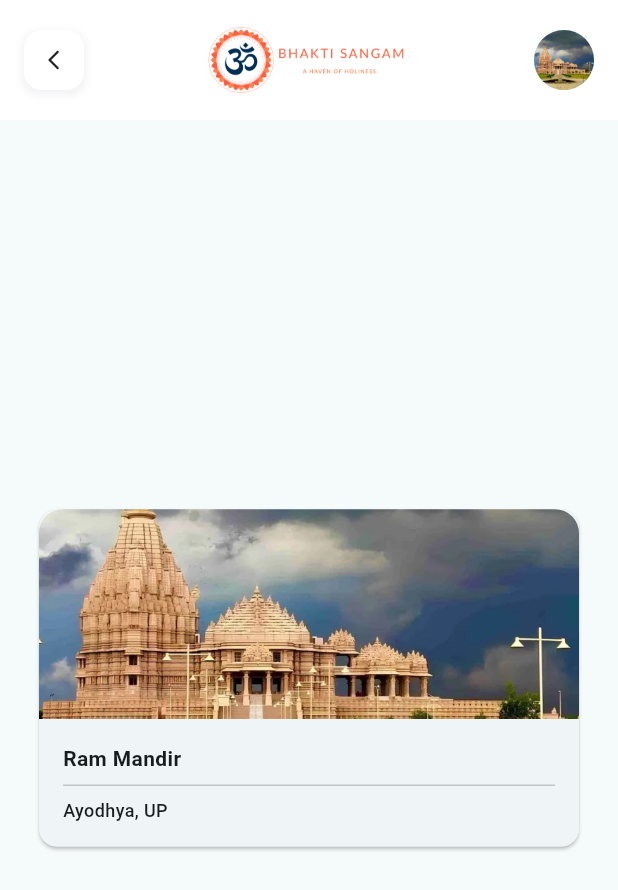
After one commit to Mithun-18/flutter_tutorial, a Flutter app: the MyTemple screen opened by its route, on a phone screen of 412 x 824 dp. The commit adds this screen. Shown: the top 890 px of the screen. Run offline on Flutter 3.47's test engine with Material 3 defaults, Android fonts, the phone set to English and light mode, and no system bars.

Commit message:
added the routes and designed the MyTemple card

```diff
--- a/lib/app_bar.dart
+++ b/lib/app_bar.dart
@@ -8,6 +8,7 @@ class MyAppBar extends StatelessWidget implements PreferredSizeWidget {
   @override
   Widget build(BuildContext context) {
     return AppBar(
+      automaticallyImplyLeading: false,
       backgroundColor: Colors.white,
       flexibleSpace: SizedBox(
         height: appbarHeight,
@@ -15,7 +16,7 @@ class MyAppBar extends StatelessWidget implements PreferredSizeWidget {
           padding: const EdgeInsets.symmetric(horizontal: 16.0),
           child: Row(
             children: [
-              _renderLeading(),
+              _renderLeading(context),
               _renderTitle(),
               _renderAction(),
             ],
@@ -25,8 +26,12 @@ class MyAppBar extends StatelessWidget implements PreferredSizeWidget {
     );
   }
 
-  Widget _renderLeading() {
-    return Container(
+  Widget _renderLeading(BuildContext context) {
+    return GestureDetector(
+      onTap: () {
+        Navigator.pop(context);
+      },
+      child: Container(
         width: 40.0,
         height: 40.0,
         decoration: BoxDecoration(
@@ -43,6 +48,7 @@ class MyAppBar extends StatelessWidget implements PreferredSizeWidget {
           ],
         ),
         child: const Icon(Icons.arrow_back_ios_rounded, size: 16.0),
+      ),
     );
   }
 
--- a/lib/main.dart
+++ b/lib/main.dart
@@ -1,5 +1,8 @@
 import 'package:flutter/material.dart';
-import 'package:testflutter/my_home.dart';
+import 'package:testflutter/app_bar.dart';
+import 'package:testflutter/registration_page.dart';
+import 'package:testflutter/temple%20view/my_temple.dart';
+import 'package:testflutter/verification_page.dart';
 // import 'package:testflutter/my_test_screen.dart';
 
 // void main() {
@@ -34,13 +37,29 @@ class MyApp extends StatelessWidget {
   @override
   Widget build(BuildContext context) {
     return MaterialApp(
+      initialRoute: '/',
+      routes: {
+        '/': (context) => const Scaffold(
+              appBar: MyAppBar(),
+              body: Registration(),
+            ),
+        '/verification': (context) => const Scaffold(
+              appBar: MyAppBar(),
+              body: VerificationPage(),
+            ),
+        '/my-temple': (context) => const Scaffold(
+              appBar: MyAppBar(),
+              body: MyTemple(),
+            ),
+      },
       title: "flutter demo",
       theme: ThemeData(
           colorScheme: ColorScheme.fromSeed(seedColor: Colors.white),
           useMaterial3: true),
-      home: const MyHome(
-        initialValue: 0,
-      ),
+      // home: const Scaffold(
+      //   appBar: MyAppBar(),
+      //   body: Registration(),
+      // ),
       debugShowCheckedModeBanner: false,
     );
   }
--- /dev/null
+++ b/lib/temple view/my_temple.dart
@@ -0,0 +1,63 @@
+import 'package:flutter/material.dart';
+
+class MyTemple extends StatelessWidget {
+  const MyTemple({super.key});
+
+  @override
+  Widget build(BuildContext context) {
+    return Center(
+      child: Card(
+        child: Column(
+          mainAxisSize: MainAxisSize.min,
+          children: <Widget>[_renderTempleImage(), _renderTempleInfo()],
+        ),
+      ),
+    );
+  }
+
+  Widget _renderTempleImage() {
+    return SizedBox(
+        width: 360,
+        height: 140,
+        child: ClipRRect(
+          borderRadius: const BorderRadius.only(
+            topLeft: Radius.circular(16),
+            topRight: Radius.circular(16),
+          ),
+          child: Image.asset(
+            'assets/temple.jpg',
+            fit: BoxFit.cover,
+          ),
+        ));
+  }
+
+  Widget _renderTempleInfo() {
+    return Container(
+      width: 360.0,
+      padding: const EdgeInsets.all(16.0),
+      child: const Column(
+        mainAxisAlignment: MainAxisAlignment.spaceBetween,
+        crossAxisAlignment: CrossAxisAlignment.start,
+        children: <Widget>[
+          Text(
+            textAlign: TextAlign.start,
+            "Ram Mandir",
+            style: TextStyle(
+                fontFamily: "Roboto",
+                fontSize: 14.0,
+                fontWeight: FontWeight.w700),
+          ),
+          Divider(),
+          Text(
+            textAlign: TextAlign.start,
+            "Ayodhya, UP",
+            style: TextStyle(
+                fontFamily: "Roboto",
+                fontSize: 12.0,
+                fontWeight: FontWeight.w500),
+          )
+        ],
+      ),
+    );
+  }
+}
```
Also changed, not shown: assets/temple.jpg (added). Lines whose indentation alone changed are shown as unchanged.
